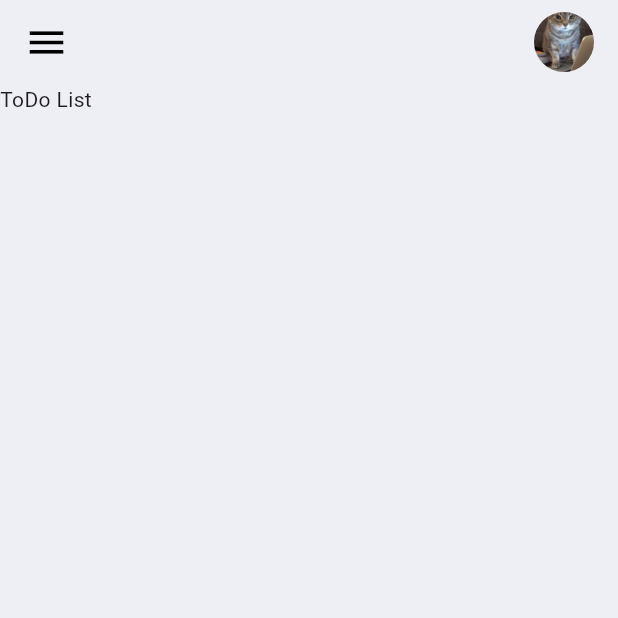
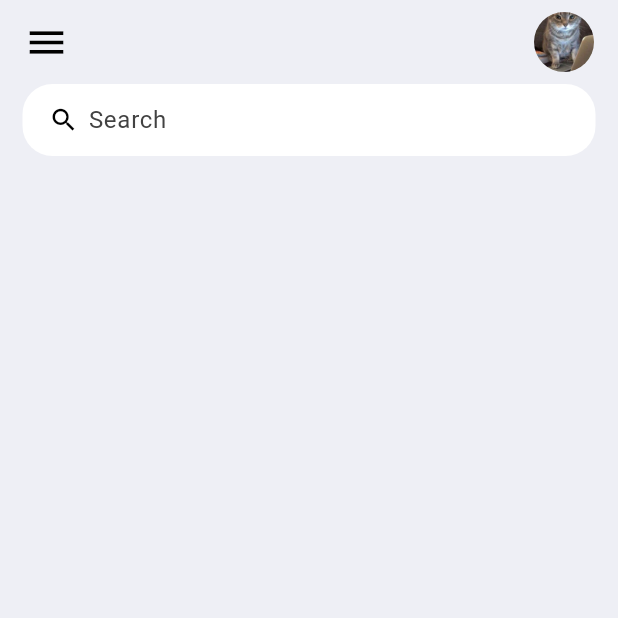
Before and after one commit to Ace-Phatcharapol/Learning-Cypress, a Flutter app: the screen it shows after launch, on a phone screen of 412 x 824 dp, the top half of it. Run offline on Flutter 3.47's test engine with Material 3 defaults, Android fonts, the phone set to English and light mode, and no system bars.

Commit message:
Creating Search Bar

```diff
--- a/lib/screens/home.dart
+++ b/lib/screens/home.dart
@@ -1,4 +1,5 @@
 import 'package:flutter/material.dart';
+import 'package:flutter/widgets.dart';
 import 'package:myflutter/constants/colors.dart';
 
 class Home extends StatelessWidget {
@@ -10,8 +11,39 @@ class Home extends StatelessWidget {
         backgroundColor: cWhite,
         appBar: _buildAppBar(),
         body: Container(
-          child: Text('ToDo List'),
+          padding: EdgeInsets.symmetric(horizontal: 15),
+          child: Column(
+            children: [
+              searchBox(),
+            ],
+          ),
         ));
+  }
+
+  Widget searchBox() {
+    return Container(
+      padding: EdgeInsets.symmetric(horizontal: 15),
+      decoration: BoxDecoration(
+        color: Colors.white,
+        borderRadius: BorderRadius.circular(20),
+      ),
+      child: TextField(
+          decoration: InputDecoration(
+        contentPadding: EdgeInsets.all(0),
+        prefixIcon: Icon(
+          Icons.search,
+          color: cBlack,
+          size: 20,
+        ),
+        prefixIconConstraints: BoxConstraints(
+          maxHeight: 20,
+          minWidth: 25,
+        ),
+        border: InputBorder.none,
+        hintText: 'Search',
+        hintStyle: TextStyle(color: cGrey),
+      )),
+    );
   }
 
   AppBar _buildAppBar() {
@@ -21,7 +53,8 @@ class Home extends StatelessWidget {
       title: Row(
         mainAxisAlignment: MainAxisAlignment.spaceBetween,
         children: [
-            Icon(Icons.menu,
+          Icon(
+            Icons.menu,
             color: cBlack,
             size: 30,
           ),
```
Lines whose indentation alone changed are shown as unchanged.
